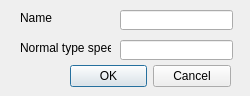
EPecherkin/diplom, file server/groupeditdialog.ui: the form before one commit.
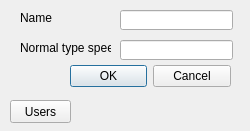
The form after the commit.

What changed in the file:
```diff
--- a/server/groupeditdialog.ui
+++ b/server/groupeditdialog.ui
@@ -7,7 +7,7 @@
     <x>0</x>
     <y>0</y>
     <width>250</width>
-    <height>96</height>
+    <height>131</height>
    </rect>
   </property>
   <property name="windowTitle">
@@ -75,6 +75,19 @@
     </rect>
    </property>
   </widget>
+  <widget class="QPushButton" name="usersPB">
+   <property name="geometry">
+    <rect>
+     <x>10</x>
+     <y>100</y>
+     <width>61</width>
+     <height>23</height>
+    </rect>
+   </property>
+   <property name="text">
+    <string>Users</string>
+   </property>
+  </widget>
  </widget>
  <resources/>
  <connections>
```
